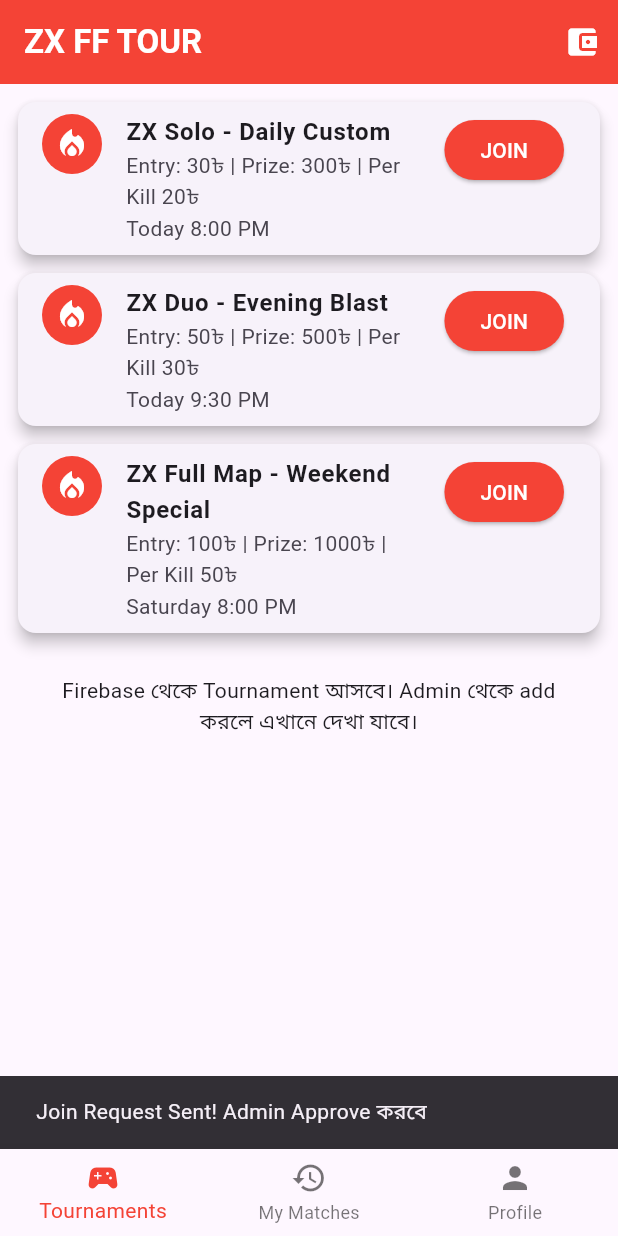
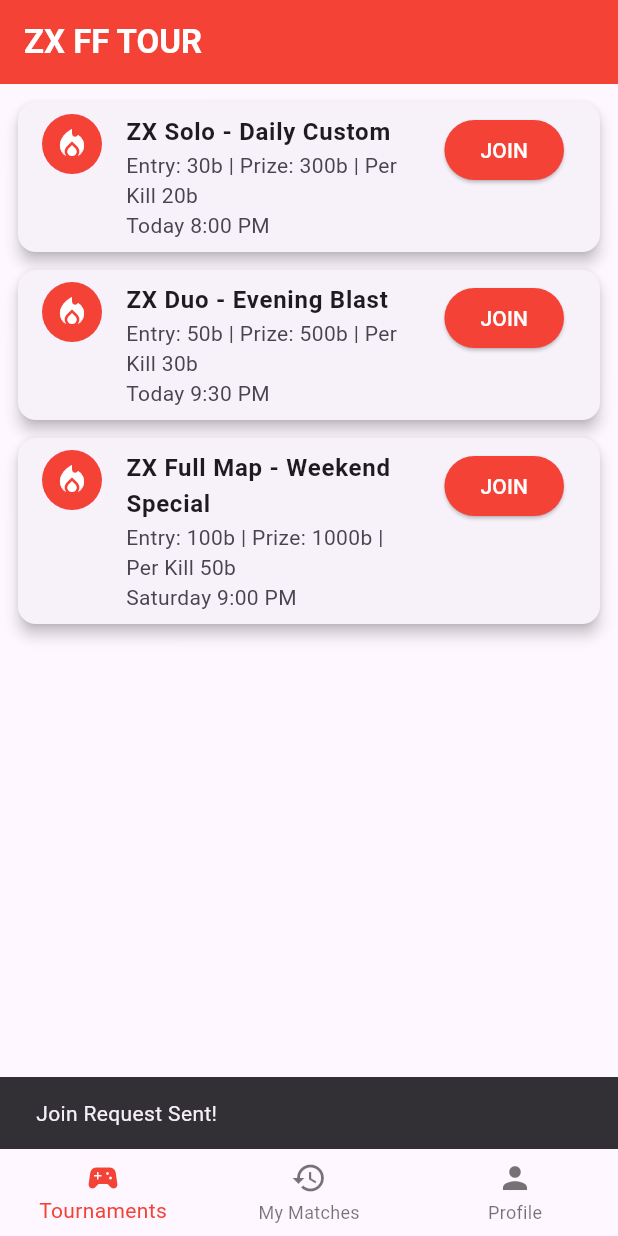
Before and after one commit to visabbir098-maker/zx-ff-tour, a Flutter app: the screen it shows after launch, after a tap on "JOIN", on a phone screen of 412 x 824 dp. Run offline on Flutter 3.47's test engine with Material 3 defaults, Android fonts, the phone set to English and light mode, and no system bars.

Commit message:
Update main.dart

```diff
--- a/lib/main.dart
+++ b/lib/main.dart
@@ -1,11 +1,6 @@
 import 'package:flutter/material.dart';
-import 'package:firebase_core/firebase_core.dart';
-import 'package:cloud_firestore/cloud_firestore.dart';
-import 'package:firebase_auth/firebase_auth.dart';
 
-void main() async {
-  WidgetsFlutterBinding.ensureInitialized();
-  await Firebase.initializeApp();
+void main() {
   runApp(const ZXApp());
 }
 
@@ -37,9 +32,8 @@ class _HomeScreenState extends State<HomeScreen> {
         title: const Text('ZX FF TOUR', style: TextStyle(fontWeight: FontWeight.bold)),
         backgroundColor: Colors.red,
         foregroundColor: Colors.white,
-        actions: [IconButton(icon: const Icon(Icons.account_balance_wallet), onPressed: () {})],
       ),
-      body: _index == 0 ? const TournamentList() : _index == 1 ? const MyMatches() : const ProfileScreen(),
+      body: _index == 0 ? const TournamentList() : _index == 1 ? const Center(child: Text('তুমি এখনো কোনো ম্যাচে Join করো নাই')) : const Center(child: Text('ZX Player\nWallet: 0b | Wins: 0')),
       bottomNavigationBar: BottomNavigationBar(
         currentIndex: _index,
         selectedItemColor: Colors.red,
@@ -58,60 +52,19 @@ class TournamentList extends StatelessWidget {
   const TournamentList({super.key});
   @override
   Widget build(BuildContext context) {
-    return StreamBuilder<QuerySnapshot>(
-      stream: FirebaseFirestore.instance.collection('tournaments').snapshots(),
-      builder: (context, snapshot) {
-        if (!snapshot.hasData) return const Center(child: CircularProgressIndicator());
-        if (snapshot.data!.docs.isEmpty) return _demoList(context);
-        return ListView.builder(
-          padding: const EdgeInsets.all(12),
-          itemCount: snapshot.data!.docs.length,
-          itemBuilder: (context, i) {
-            var d = snapshot.data!.docs[i].data() as Map<String, dynamic>;
-            return _card(context, d['title'] ?? 'FF Tournament', 'Entry: ${d['entryFee'] ?? 50}৳ | Prize: ${d['prize'] ?? 500}৳', d['time'] ?? 'Today 8 PM');
-          },
-        );
-      },
-    );
-  }
-  Widget _demoList(BuildContext context) {
     return ListView(padding: const EdgeInsets.all(12), children: [
-      _card(context, 'ZX Solo - Daily Custom', 'Entry: 30৳ | Prize: 300৳ | Per Kill 20৳', 'Today 8:00 PM'),
-      _card(context, 'ZX Duo - Evening Blast', 'Entry: 50৳ | Prize: 500৳ | Per Kill 30৳', 'Today 9:30 PM'),
-      _card(context, 'ZX Full Map - Weekend Special', 'Entry: 100৳ | Prize: 1000৳ | Per Kill 50৳', 'Saturday 8:00 PM'),
-      const Padding(padding: EdgeInsets.all(16), child: Text('Firebase থেকে Tournament আসবে। Admin থেকে add করলে এখানে দেখা যাবে।', textAlign: TextAlign.center)),
+      _card(context, 'ZX Solo - Daily Custom', 'Entry: 30b | Prize: 300b | Per Kill 20b', 'Today 8:00 PM'),
+      _card(context, 'ZX Duo - Evening Blast', 'Entry: 50b | Prize: 500b | Per Kill 30b', 'Today 9:30 PM'),
+      _card(context, 'ZX Full Map - Weekend Special', 'Entry: 100b | Prize: 1000b | Per Kill 50b', 'Saturday 9:00 PM'),
     ]);
   }
   Widget _card(BuildContext context, String title, String subtitle, String time) {
     return Card(elevation: 4, margin: const EdgeInsets.only(bottom: 12), child: ListTile(
-      leading: CircleAvatar(backgroundColor: Colors.red, child: const Icon(Icons.local_fire_department, color: Colors.white)),
+      leading: const CircleAvatar(backgroundColor: Colors.red, child: Icon(Icons.local_fire_department, color: Colors.white)),
       title: Text(title, style: const TextStyle(fontWeight: FontWeight.bold)),
       subtitle: Text('$subtitle\n$time'),
       isThreeLine: true,
-      trailing: ElevatedButton(style: ElevatedButton.styleFrom(backgroundColor: Colors.red, foregroundColor: Colors.white), onPressed: () {
-        ScaffoldMessenger.of(context).showSnackBar(const SnackBar(content: Text('Join Request Sent! Admin Approve করবে')));
-      }, child: const Text('JOIN')),
+      trailing: ElevatedButton(style: ElevatedButton.styleFrom(backgroundColor: Colors.red, foregroundColor: Colors.white), onPressed: () { ScaffoldMessenger.of(context).showSnackBar(const SnackBar(content: Text('Join Request Sent!'))); }, child: const Text('JOIN')),
     ));
   }
 }
-
-class MyMatches extends StatelessWidget {
-  const MyMatches({super.key});
-  @override
-  Widget build(BuildContext context) => const Center(child: Text('তুমি এখনো কোনো ম্যাচে Join করো নাই'));
-}
-
-class ProfileScreen extends StatelessWidget {
-  const ProfileScreen({super.key});
-  @override
-  Widget build(BuildContext context) {
-    return Center(child: Column(mainAxisAlignment: MainAxisAlignment.center, children: [
-      const CircleAvatar(radius: 50, backgroundColor: Colors.red, child: Icon(Icons.person, size: 60, color: Colors.white)),
-      const SizedBox(height: 16),
-      const Text('ZX Player', style: TextStyle(fontSize: 22, fontWeight: FontWeight.bold)),
-      const Text('Wallet: 0৳ | Wins: 0'),
-      const SizedBox(height: 20),
-      ElevatedButton(onPressed: () async { await FirebaseAuth.instance.signInAnonymously(); }, child: const Text('Login / Guest Login')),
-    ]));
-  }
-}
```
